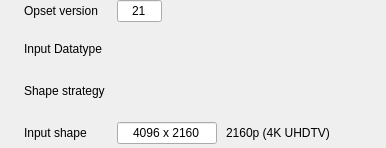
Before: the Qt Designer form ui/designer/ui_onnx_widget.ui in herlegon/hconvert, drawn with Qt 5.
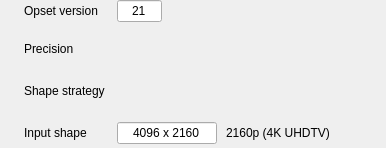
After: the same form once the commit is applied. Custom widgets are drawn as their Qt base class.

Commit message: improved + button group

```diff
--- a/ui/designer/ui_onnx_widget.ui
+++ b/ui/designer/ui_onnx_widget.ui
@@ -70,7 +70,7 @@
      <item row="1" column="0">
       <widget class="QLabel" name="label_datatype">
        <property name="text">
-        <string>Input Datatype</string>
+        <string>Precision</string>
        </property>
       </widget>
      </item>
```
The commit also changes 6 other files.
